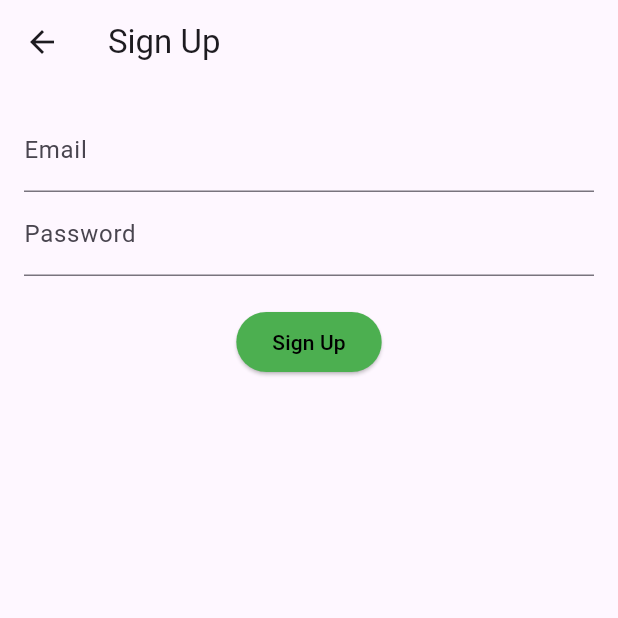
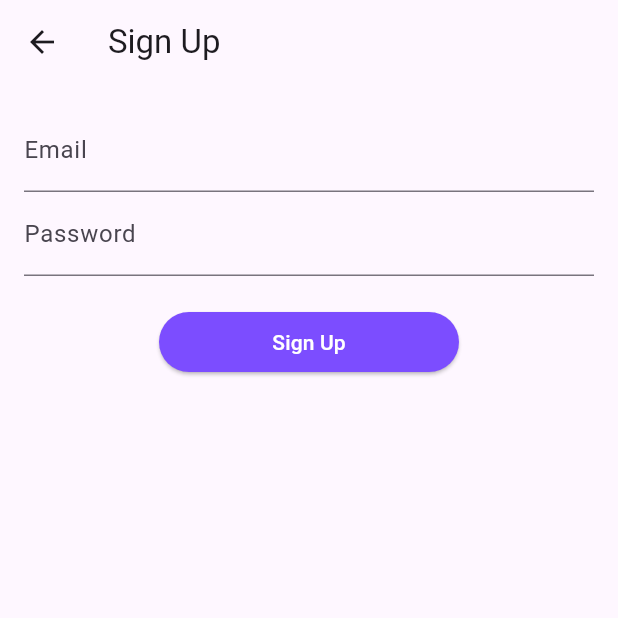
Before and after one commit to Sum25-GF-Mental-Health-Companion/Mental-Health-Companion, a Flutter app: the StartScreen screen opened directly with empty values, after a tap on "Sign Up", on a phone screen of 412 x 824 dp, the top half of it. Run offline on Flutter 3.47's test engine with Material 3 defaults, Android fonts, the light colour scheme and no system bars; our stand-ins replace flutter_riverpod, flutter_secure_storage; accounts and stored records are empty; network calls fail.

Commit message:
Add localization and solce issue with icons

```diff
--- a/application/lib/app.dart
+++ b/application/lib/app.dart
@@ -1,5 +1,6 @@
 import 'package:flutter/material.dart';
 import 'package:flutter_localizations/flutter_localizations.dart';
+import 'package:mental_health_companion/l10n/app_localizations.dart';
 import 'screens/login_screen.dart';
 import 'screens/sign_up_screen.dart';
 import 'screens/session_screen.dart';
@@ -13,6 +14,14 @@ class MentalHealthApp extends StatefulWidget {
 }
 
 class _MentalHealthAppState extends State<MentalHealthApp> {
+  Locale _locale = const Locale('en');
+
+  void changeLanguage() {
+    setState(() {
+      _locale = _locale.languageCode == 'en' ? const Locale('ru') : const Locale('en');
+    });
+  }
+
   ThemeMode _themeMode = ThemeMode.system;
 
   void toggleTheme() {
@@ -29,19 +38,33 @@ class _MentalHealthAppState extends State<MentalHealthApp> {
       themeMode: _themeMode,
       theme: ThemeData.light(),
       darkTheme: ThemeData.dark(),
+      locale: _locale,
       supportedLocales: const [Locale('en'), Locale('ru')],
       localizationsDelegates: const [
         GlobalMaterialLocalizations.delegate,
         GlobalWidgetsLocalizations.delegate,
         GlobalCupertinoLocalizations.delegate,
+        AppLocalizations.delegate,
       ],
-      initialRoute: '/',
-      routes: {
-        '/': (_) => StartScreen(toggleTheme: toggleTheme),
-        '/login': (_) => const LoginScreen(),
-        '/signup': (_) => const SignUpScreen(),
-        '/session': (_) => const SessionScreen(),
-        '/summary': (_) => const SummaryScreen(),
+      home: Builder(
+        builder: (context) => StartScreen(
+          toggleTheme: toggleTheme,
+          changeLanguage: changeLanguage,
+        ),
+      ),
+      onGenerateRoute: (settings) {
+        switch (settings.name) {
+          case '/login':
+            return MaterialPageRoute(builder: (_) => const LoginScreen());
+          case '/signup':
+            return MaterialPageRoute(builder: (_) => const SignUpScreen());
+          case '/session':
+            return MaterialPageRoute(builder: (_) => const SessionScreen());
+          case '/summary':
+            return MaterialPageRoute(builder: (_) => const SummaryScreen());
+          default:
+            return null;
+        }
       },
     );
   }
@@ -49,36 +72,46 @@ class _MentalHealthAppState extends State<MentalHealthApp> {
 
 class StartScreen extends StatelessWidget {
   final VoidCallback toggleTheme;
+  final VoidCallback changeLanguage;
 
-  const StartScreen({super.key, required this.toggleTheme});
+  const StartScreen({
+    super.key,
+    required this.toggleTheme,
+    required this.changeLanguage,
+  });
 
   @override
   Widget build(BuildContext context) {
+    final loc = AppLocalizations.of(context)!;
+
     return Scaffold(
       appBar: AppBar(
-        title: const Text('Mental Health Companion'),
+        title: Text(loc.appTitle),
       ),
       body: Center(
         child: Column(
           mainAxisSize: MainAxisSize.min,
           children: [
             IconButton(
+              icon: const Icon(Icons.language),
+              onPressed: changeLanguage,
+              tooltip: loc.changeLanguageTooltip,
+            ),
+            IconButton(
               icon: const Icon(Icons.brightness_6),
               onPressed: toggleTheme,
-              tooltip: 'Toggle Theme',
+              tooltip: loc.toggleThemeTooltip,
             ),
             const SizedBox(height: 24),
             SizedBox(
               width: 200,
               child: ElevatedButton(
                 style: ElevatedButton.styleFrom(
-                  foregroundColor: Colors.black,
-                  backgroundColor: Colors.green
+                  foregroundColor: Colors.white,
+                  backgroundColor: Colors.deepPurpleAccent,
                 ),
-                onPressed: () {
-                  Navigator.pushNamed(context, '/login');
-                },
-                child: const Text('Login'),
+                onPressed: () => Navigator.pushNamed(context, '/login'),
+                child: Text(loc.login),
               ),
             ),
             const SizedBox(height: 16),
@@ -86,15 +119,13 @@ class StartScreen extends StatelessWidget {
               width: 200,
               child: ElevatedButton(
                 style: ElevatedButton.styleFrom(
-                  foregroundColor: Colors.black,
-                  backgroundColor: Colors.green
+                  foregroundColor: Colors.white,
+                  backgroundColor: Colors.deepPurpleAccent,
                 ),
-                onPressed: () {
-                  Navigator.pushNamed(context, '/signup');
-                },
-                child: const Text('Sign Up'),
+                onPressed: () => Navigator.pushNamed(context, '/signup'),
+                child: Text(loc.signUp),
               ),
-            )
+            ),
           ],
         ),
       ),
--- a/application/lib/l10n/app_localizations.dart
+++ b/application/lib/l10n/app_localizations.dart
@@ -145,6 +145,72 @@ abstract class AppLocalizations {
   /// In en, this message translates to:
   /// **'Session {number}'**
   String sessionX(Object number);
+
+  /// No description provided for @changeLanguageTooltip.
+  ///
+  /// In en, this message translates to:
+  /// **'Change language'**
+  String get changeLanguageTooltip;
+
+  /// No description provided for @toggleThemeTooltip.
+  ///
+  /// In en, this message translates to:
+  /// **'Toggle theme'**
+  String get toggleThemeTooltip;
+
+  /// No description provided for @appTitle.
+  ///
+  /// In en, this message translates to:
+  /// **'Mental Health Companion'**
+  String get appTitle;
+
+  /// No description provided for @login.
+  ///
+  /// In en, this message translates to:
+  /// **'Login'**
+  String get login;
+
+  /// No description provided for @signUp.
+  ///
+  /// In en, this message translates to:
+  /// **'Sign Up'**
+  String get signUp;
+
+  /// No description provided for @registrationFailed.
+  ///
+  /// In en, this message translates to:
+  /// **'Registration Failed'**
+  String get registrationFailed;
+
+  /// No description provided for @invalidEmail.
+  ///
+  /// In en, this message translates to:
+  /// **'Invalid email'**
+  String get invalidEmail;
+
+  /// No description provided for @weakPassword.
+  ///
+  /// In en, this message translates to:
+  /// **'Password should contain at least 6 characters'**
+  String get weakPassword;
+
+  /// No description provided for @signUpTitle.
+  ///
+  /// In en, this message translates to:
+  /// **'Sign Up'**
+  String get signUpTitle;
+
+  /// No description provided for @signUpButton.
+  ///
+  /// In en, this message translates to:
+  /// **'Sign Up'**
+  String get signUpButton;
+
+  /// No description provided for @typeMessage.
+  ///
+  /// In en, this message translates to:
+  /// **'Type a message...'**
+  String get typeMessage;
 }
 
 class _AppLocalizationsDelegate
--- a/application/lib/screens/session_screen.dart
+++ b/application/lib/screens/session_screen.dart
@@ -5,6 +5,7 @@ import '../services/api_service.dart';
 import '../widgets/chat_input.dart';
 import '../widgets/message_bubble.dart';
 import '../utils/constants.dart';
+import 'package:mental_health_companion/l10n/app_localizations.dart';
 
 class SessionScreen extends StatefulWidget {
   const SessionScreen({super.key});
@@ -79,11 +80,12 @@ class _SessionScreenState extends State<SessionScreen> {
 
   @override
   Widget build(BuildContext context) {
+    final loc = AppLocalizations.of(context)!;
     final min = _secondsLeft ~/ 60;
     final sec = (_secondsLeft % 60).toString().padLeft(2, '0');
 
     return Scaffold(
-      appBar: AppBar(title: Text('Session — $min:$sec')),
+      appBar: AppBar(title: Text('${loc.sessionTitle} — $min:$sec')),
       body: Column(
         children: [
           Expanded(
--- a/application/lib/screens/sign_up_screen.dart
+++ b/application/lib/screens/sign_up_screen.dart
@@ -1,6 +1,7 @@
 import 'package:flutter/material.dart';
 import 'package:mental_health_companion/utils/validators.dart';
 import '../services/auth_service.dart';
+import 'package:mental_health_companion/l10n/app_localizations.dart';
 
 class SignUpScreen extends StatefulWidget {
   const SignUpScreen({super.key});
@@ -15,66 +16,69 @@ class _SignUpScreenState extends State<SignUpScreen> {
   bool isLoading = false;
 
   Future<void> _register() async {
+    final loc = AppLocalizations.of(context)!;
     String email = emailController.text.trim();
     String password = passwordController.text;
 
     if (validateEmail(email) != null) {
       ScaffoldMessenger.of(context).showSnackBar(
-        const SnackBar(content: Text('Invalid email')),
+        SnackBar(content: Text(loc.invalidEmail)),
       );
       return;
     }
 
     if (validatePassword(password) != null) {
       ScaffoldMessenger.of(context).showSnackBar(
-        const SnackBar(content: Text('Password should contain at least 6 symbols')),
+        SnackBar(content: Text(loc.weakPassword)),
       );
       return;
     }
 
     setState(() => isLoading = true);
-    final success = await AuthService.register(
-      email,
-      password,
-    );
+    final success = await AuthService.register(email, password);
     setState(() => isLoading = false);
 
     if (success && context.mounted) {
       Navigator.pushReplacementNamed(context, '/session');
     } else {
       ScaffoldMessenger.of(context).showSnackBar(
-        const SnackBar(content: Text('Registration failed')),
+        SnackBar(content: Text(loc.registrationFailed)),
       );
     }
   }
 
   @override
   Widget build(BuildContext context) {
+    final loc = AppLocalizations.of(context)!;
+
     return Scaffold(
-      appBar: AppBar(title: const Text('Sign Up')),
+      appBar: AppBar(title: Text(loc.signUpTitle)),
       body: Padding(
         padding: const EdgeInsets.all(16),
         child: Column(
           children: [
             TextField(
               controller: emailController,
-              decoration: const InputDecoration(labelText: 'Email'),
+              decoration: InputDecoration(labelText: loc.email),
             ),
             TextField(
               controller: passwordController,
               obscureText: true,
-              decoration: const InputDecoration(labelText: 'Password'),
+              decoration: InputDecoration(labelText: loc.password),
             ),
             const SizedBox(height: 20),
             isLoading
                 ? const CircularProgressIndicator()
-                : ElevatedButton(
-                    style: ElevatedButton.styleFrom(
-                      foregroundColor: Colors.black,
-                      backgroundColor: Colors.green
-                    ),
-                    onPressed: _register,
-                    child: const Text('Sign Up'),
+                : SizedBox(
+                    width: 200,
+                    child: ElevatedButton(
+                        style: ElevatedButton.styleFrom(
+                          foregroundColor: Colors.white,
+                          backgroundColor: Colors.deepPurpleAccent,
+                        ),
+                        onPressed: _register,
+                        child: Text(loc.signUpButton),
+                      ),
                   ),
           ],
         ),
--- a/application/pubspec.yaml
+++ b/application/pubspec.yaml
@@ -21,6 +21,7 @@ dev_dependencies:
   flutter_lints: ^3.0.1
 
 flutter:
+  uses-material-design: true
   generate: true
   assets:
     - assets/
```
Also changed, not shown: application/lib/l10n/app_en.arb (+12 -1 lines), application/lib/l10n/app_localizations_en.dart (+33 -0 lines), application/lib/l10n/app_localizations_ru.dart (+33 -0 lines), application/lib/l10n/app_ru.arb (+12 -1 lines), application/lib/screens/login_screen.dart (+20 -11 lines), application/lib/screens/summary_screen.dart (+5 -2 lines), application/lib/widgets/chat_input.dart (+6 -1 lines), 2 other files.
